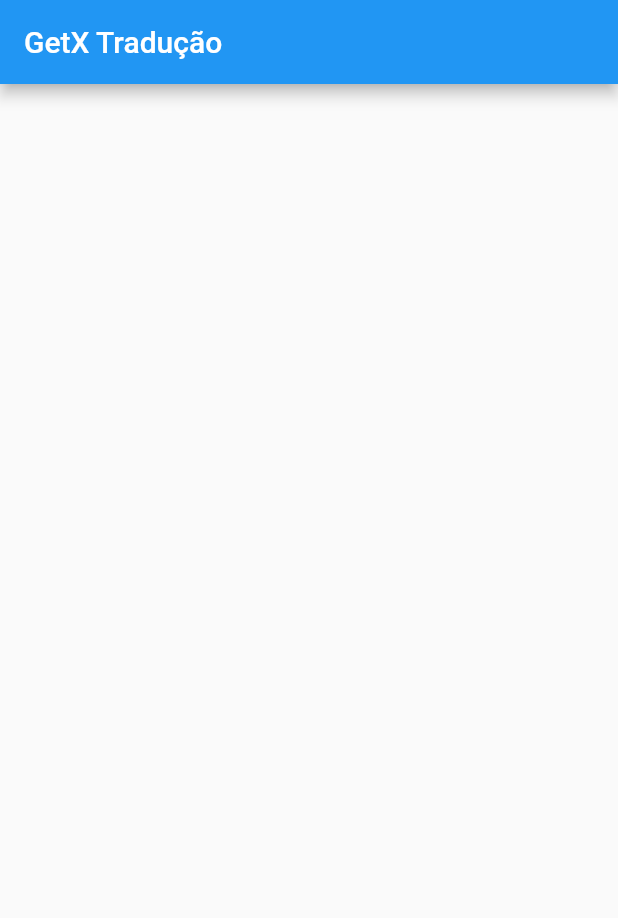
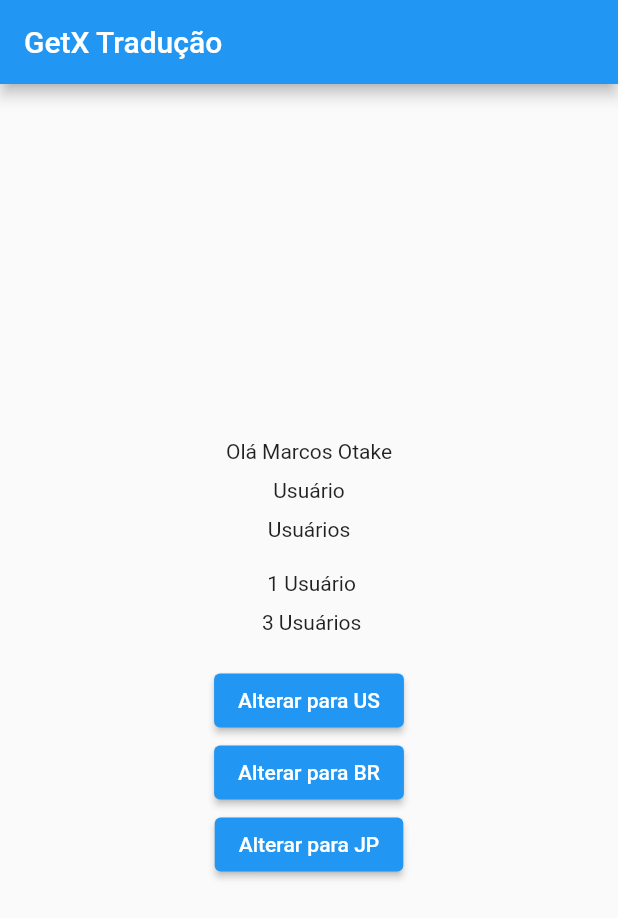
Before and after one commit to MarcosOtake/getx_translate, a Flutter app: the screen it shows after launch, on a phone screen of 412 x 824 dp. Shown: the top 918 px of the screen. Run offline on Flutter 3.47's test engine with Material 2 defaults, Android fonts, the phone set to English and light mode, and no system bars; our stand-ins replace get.

Commit message:
Ajustes na versão do flutter e criação de locales

```diff
--- /dev/null
+++ b/assets/locales/pt.json
@@ -0,0 +1,8 @@
+{
+    "title_app": "GetX Tradução",
+    "welcome": "Olá @name",
+    "sigle_user": "Usuário",
+    "plural_users": "Usuários",
+    "example_single": " @qtd Usuário",
+    "example_plural": " @qtd Usuários"
+}
--- a/lib/core/translation/translation_keys.dart
+++ b/lib/core/translation/translation_keys.dart
@@ -1,16 +1,111 @@
+import 'dart:convert';
+
+import 'package:flutter/services.dart';
 import 'package:get/get.dart';
 
+enum TranslateKey {
+  titleApp('title_app'),
+  welcome('welcome'),
+  sigleUser('sigle_user', plural: 'plural_users'),
+  exampleSingle('example_single', plural: 'example_plural');
+
+  final String key;
+  final String? plural;
+
+  const TranslateKey(this.key, {this.plural});
+
+  String get tr => key.tr;
+
+  String trParams(Map<String, String> params) {
+    return key.trParams(params);
+  }
+
+  String trPlural(int total) {
+    if (plural != null) {
+      return key.trPlural(plural, total);
+    }
+    return '';
+  }
+
+  String trPluralParams(int total, Map<String, String> params) {
+    if (plural != null) {
+      return key.trPluralParams(plural, total, params);
+    }
+    return '';
+  }
+}
+
 class TranslationKeys extends Translations {
+  var enKeys = <String, String>{};
+  var ptKeys = <String, String>{};
+  var jpKeys = <String, String>{};
+
+  Future<void> load() async {
+    enKeys = Map<String, String>.from(
+        jsonDecode(await rootBundle.loadString('assets/locales/en.json')));
+    ptKeys = Map<String, String>.from(
+        jsonDecode(await rootBundle.loadString('assets/locales/pt.json')));
+    jpKeys = Map<String, String>.from(
+        jsonDecode(await rootBundle.loadString('assets/locales/jp.json')));
+  }
+
   @override
   Map<String, Map<String, String>> get keys => {
-        'en_US': {
-          'title_app': 'GetX Translate',
-        },
-        'pt_BR': {
-          'title_app': 'GetX Tradução',
-        },
-        'jp_JP': {
-          'title_app': 'GetX 翻訳 - Hon\'yaku',
-        }
+        'en_US': enKeys,
+        'pt_BR': ptKeys,
+        'jp_JP': jpKeys,
       };
 }
+
+/* OUTRA MANEIRA DE CRIAR AS VARIAVÈIS DE TRADUÇÂO*/
+//   Map<String, Map<String, String>> get keys => {
+//         'en_US': {
+//           TranslateKey.titleApp.key: 'GetX Translate',
+//           TranslateKey.welcome.key: 'Hello @name',
+//           TranslateKey.sigleUser.key: 'User',
+//           TranslateKey.sigleUser.plural!: 'Users',
+//           TranslateKey.exampleSingle.key: ' @qtd User',
+//           TranslateKey.exampleSingle.plural!: ' @qtd Users',
+//         },
+//         'pt_BR': {
+//           TranslateKey.titleApp.key: 'GetX Tradução',
+//           'welcome': 'Olá @name',
+//           'sigle_user': 'Usuário',
+//           'plural_users': 'Usuarios',
+//           'example_single': '@qtd Usuário',
+//           'example_plural': '@qtd Usuarios',
+//         },
+//         'jp_JP': {
+//           TranslateKey.titleApp.key: 'GetX 翻訳 - Hon\'yaku',
+//         }
+//       };
+// }
+
+
+/* LEMBRETE ESTES ENUNS CRIADOS ACIMA NÃO FUNCINARAM EM VERSÃO
+DE DART ABAIXO DE sdk: ">=2.17.0 <3.0.0"
+FOI NECESSÁRIO MIGRAR PARA (FLUTTER 3.0.5)
+ */
+/* --------COMO ERA ANTES DE CRIAR OS ENUNS--------- */
+
+  // Map<String, Map<String, String>> get keys => {
+  //       'en_US': {
+  //         'title_app': 'GetX Translate',
+  //         'welcome': 'Hello @name',
+  //         'sigle_user': 'User',
+  //         'plural_users': 'Users',
+  //         'example_single': ' @qtd User',
+  //         'example_plural': ' @qtd Users',
+  //       },
+  //       'pt_BR': {
+  //         'title_app': 'GetX Tradução',
+  //         'welcome': 'Olá @name',
+  //         'sigle_user': 'Usuário',
+  //         'plural_users': 'Usuarios',
+  //         'example_single': '@qtd Usuário',
+  //         'example_plural': '@qtd Usuarios',
+  //       },
+  //       'jp_JP': {
+  //         'title_app': 'GetX 翻訳 - Hon\'yaku',
+  //       }
+  //     };
--- a/lib/main.dart
+++ b/lib/main.dart
@@ -3,7 +3,12 @@ import 'package:get/get.dart';
 import 'package:getx_translate/core/translation/translation_keys.dart';
 import 'package:getx_translate/pages/home_page.dart';
 
-void main() {
+late TranslationKeys translationKeys;
+
+Future<void> main() async {
+  WidgetsFlutterBinding.ensureInitialized();
+  translationKeys = TranslationKeys();
+  await translationKeys.load();
   runApp(const MyApp());
 }
 
@@ -13,7 +18,7 @@ class MyApp extends StatelessWidget {
   @override
   Widget build(BuildContext context) {
     return GetMaterialApp(
-      translations: TranslationKeys(),
+      translations: translationKeys,
       locale: const Locale('pt', 'BR'),
       //locale: const Locale('en', 'US'),
       //locale: const Locale('jp', 'JP'),
--- a/lib/pages/home_page.dart
+++ b/lib/pages/home_page.dart
@@ -1,5 +1,6 @@
 import 'package:flutter/material.dart';
 import 'package:get/get.dart';
+import 'package:getx_translate/core/translation/translation_keys.dart';
 
 class HomePage extends StatelessWidget {
   const HomePage({Key? key}) : super(key: key);
@@ -8,9 +9,48 @@ class HomePage extends StatelessWidget {
   Widget build(BuildContext context) {
     return Scaffold(
       appBar: AppBar(
-        title: Text('title_app'.tr),
+        // title: Text(TranslateKey.titleApp.key.tr),
+        title: Text(TranslateKey.titleApp.tr), // com uso do método get
       ),
-      body: Container(),
+      body: Center(
+          child: Column(
+        mainAxisAlignment: MainAxisAlignment.center,
+        children: [
+          Text(TranslateKey.welcome.trParams({'name': 'Marcos Otake'})),
+          const SizedBox(height: 10),
+          // Text(TranslateKey.sigleUser.key
+          //     .trPlural(TranslateKey.sigleUser.plural, 1)),
+          Text(TranslateKey.sigleUser.trPlural(1)),
+          const SizedBox(height: 10),
+          // Text(TranslateKey.sigleUser.key
+          //     .trPlural(TranslateKey.sigleUser.plural, 2)),
+          Text(TranslateKey.sigleUser.trPlural(2)),
+          const SizedBox(height: 20),
+          // Text('example_single'
+          //     .trPluralParams('example_plural', 1, {'qtd': 'QTD = 1,'})),
+          Text(TranslateKey.exampleSingle.trPluralParams(1, {'qtd': '1'})),
+          const SizedBox(height: 10),
+          // Text('example_single'
+          //     .trPluralParams('example_plural', 2, {'qtd': 'QTD = 2,'})),
+          Text(TranslateKey.exampleSingle.trPluralParams(3, {'qtd': '3'})),
+          const SizedBox(height: 20),
+          ElevatedButton(
+              onPressed: () {
+                Get.updateLocale(const Locale('en', 'US'));
+              },
+              child: const Text('Alterar para US')),
+          ElevatedButton(
+              onPressed: () {
+                Get.updateLocale(const Locale('pt', 'BR'));
+              },
+              child: const Text('Alterar para BR')),
+          ElevatedButton(
+              onPressed: () {
+                Get.updateLocale(const Locale('jp', 'JP'));
+              },
+              child: const Text('Alterar para JP')),
+        ],
+      )),
     );
   }
 }
```
Also changed, not shown: assets/locales/en.json (added, +8 -0 lines), assets/locales/jp.json (added, +8 -0 lines), pubspec.yaml (+4 -4 lines), pubspec.lock, 2 other files.
